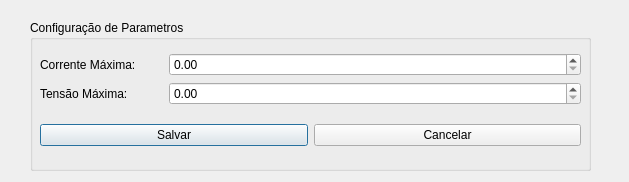
JasmineAlves/SistemaSupervisaoControle-Desktop, file ui/configuracoes.ui: the form before one commit.
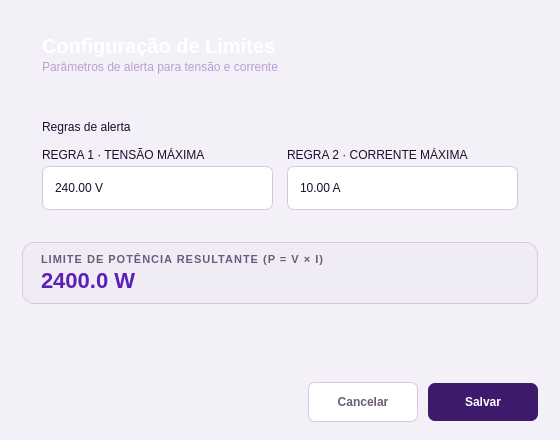
The form after the commit.

Commit message: Padroniza e interliga telas de configuração e comunicação

```diff
--- a/ui/configuracoes.ui
+++ b/ui/configuracoes.ui
@@ -3,83 +3,321 @@
  <class>Dialog</class>
  <widget class="QDialog" name="Dialog">
   <property name="geometry">
-   <rect>
-    <x>0</x>
-    <y>0</y>
-    <width>629</width>
-    <height>182</height>
-   </rect>
+   <rect><x>0</x><y>0</y><width>560</width><height>440</height></rect>
   </property>
-  <property name="windowTitle">
-   <string>Dialog</string>
+  <property name="minimumSize"><size><width>520</width><height>420</height></size></property>
+  <property name="windowTitle"><string>Configuração de Limites</string></property>
+  <property name="styleSheet">
+   <string notr="true">
+/* ===== Base (mesmos tokens do dashboard) ===== */
+QDialog {
+    background-color: #F4F0F8;
+}
+
+QWidget {
+    font-family: "Segoe UI";
+    color: #1A1030;
+}
+
+QMessageBox {
+    background-color: #3D1A6B;
+    color: #ffffff;
+}
+
+QMessageBox QLabel {
+    color: #ffffff;
+}
+
+/* ===== Cabeçalho ===== */
+QFrame#header {
+    background: qlineargradient(x1:0, y1:0, x2:1, y2:0,
+        stop:0 #1A0A30, stop:1 #3D1A6B);
+    border-radius: 14px;
+}
+
+QLabel#lbl_titulo {
+    color: #FFFFFF;
+    font-size: 20px;
+    font-weight: 700;
+}
+
+QLabel#lbl_subtitulo {
+    color: #B8A0D4;
+    font-size: 12px;
+}
+
+/* ===== Painel de regras ===== */
+QFrame.panel {
+    background-color: #FFFFFF;
+    border: 1px solid #DCD0E8;
+    border-radius: 12px;
+}
+
+QLabel.panelTitle {
+    color: #1A1030;
+    font-size: 15px;
+    font-weight: 700;
+}
+
+QLabel.panelSubtitle {
+    color: #8B7A9A;
+    font-size: 11px;
+}
+
+QLabel.fieldLabel {
+    color: #6B5B7A;
+    font-size: 11px;
+    font-weight: 700;
+    letter-spacing: 1px;
+}
+
+/* ===== Painel de previsão calculada ===== */
+QFrame#previsaoCard {
+    background-color: #F0ECF5;
+    border: 1px solid #D4C8E0;
+    border-radius: 12px;
+}
+
+QLabel#lbl_previsao_titulo {
+    color: #6B5B7A;
+    font-size: 11px;
+    font-weight: 700;
+    letter-spacing: 1px;
+}
+
+QLabel#lbl_potencia_calculada {
+    color: #5B21B6;
+    font-size: 22px;
+    font-weight: 700;
+}
+
+/* ===== Campos ===== */
+QDoubleSpinBox {
+    background-color: #FFFFFF;
+    border: 1px solid #D4C8E0;
+    border-radius: 7px;
+    padding: 6px 10px;
+    min-height: 30px;
+}
+
+QDoubleSpinBox:focus {
+    border: 1px solid #6D28D9;
+}
+
+QDoubleSpinBox::up-button, QDoubleSpinBox::down-button {
+    width: 0px; height: 0px; border: none; background: transparent;
+}
+
+/* ===== Botões ===== */
+QPushButton {
+    background-color: #FFFFFF;
+    color: #1A1030;
+    border: 1px solid #D4C8E0;
+    border-radius: 7px;
+    padding: 10px 16px;
+    font-weight: 600;
+    min-height: 18px;
+}
+
+QPushButton:hover {
+    background-color: #F0ECF5;
+    border-color: #8B5CF6;
+}
+
+QPushButton#btn_salvar {
+    background-color: #3D1A6B;
+    color: #FFFFFF;
+    border: none;
+}
+
+QPushButton#btn_salvar:hover {
+    background-color: #4D2A7B;
+}
+
+QPushButton#btn_cancelar {
+    color: #6B5B7A;
+}
+   </string>
   </property>
-  <widget class="QGroupBox" name="groupBox">
-   <property name="geometry">
-    <rect>
-     <x>30</x>
-     <y>20</y>
-     <width>561</width>
-     <height>151</height>
-    </rect>
-   </property>
-   <property name="title">
-    <string>Configuração de Parametros</string>
-   </property>
-   <widget class="QWidget" name="">
-    <property name="geometry">
-     <rect>
-      <x>10</x>
-      <y>20</y>
-      <width>541</width>
-      <height>121</height>
-     </rect>
-    </property>
-    <layout class="QVBoxLayout" name="verticalLayout">
+
+  <layout class="QVBoxLayout" name="layout_principal">
+   <property name="spacing"><number>14</number></property>
+   <property name="leftMargin"><number>22</number></property>
+   <property name="topMargin"><number>18</number></property>
+   <property name="rightMargin"><number>22</number></property>
+   <property name="bottomMargin"><number>18</number></property>
+
+   <!-- ===== Cabeçalho ===== -->
+   <item>
+    <widget class="QFrame" name="header">
+     <property name="minimumSize"><size><width>0</width><height>72</height></size></property>
+     <property name="maximumSize"><size><width>16777215</width><height>72</height></size></property>
+     <layout class="QVBoxLayout" name="layout_header">
+      <property name="leftMargin"><number>20</number></property>
+      <property name="topMargin"><number>0</number></property>
+      <property name="rightMargin"><number>20</number></property>
+      <property name="bottomMargin"><number>0</number></property>
+      <property name="spacing"><number>2</number></property>
+      <item>
+       <spacer name="spacer_header_top">
+        <property name="orientation"><enum>Qt::Vertical</enum></property>
+        <property name="sizeHint" stdset="0"><size><width>20</width><height>8</height></size></property>
+       </spacer>
+      </item>
+      <item>
+       <widget class="QLabel" name="lbl_titulo">
+        <property name="text"><string>Configuração de Limites</string></property>
+       </widget>
+      </item>
+      <item>
+       <widget class="QLabel" name="lbl_subtitulo">
+        <property name="text"><string>Parâmetros de alerta para tensão e corrente</string></property>
+       </widget>
+      </item>
+      <item>
+       <spacer name="spacer_header_bottom">
+        <property name="orientation"><enum>Qt::Vertical</enum></property>
+        <property name="sizeHint" stdset="0"><size><width>20</width><height>8</height></size></property>
+       </spacer>
+      </item>
+     </layout>
+    </widget>
+   </item>
+
+   <!-- ===== Regras de limite ===== -->
+   <item>
+    <widget class="QFrame" name="grupo_regras">
+     <property name="class" stdset="0"><string>panel</string></property>
+     <layout class="QVBoxLayout" name="layout_regras">
+      <property name="leftMargin"><number>20</number></property>
+      <property name="topMargin"><number>16</number></property>
+      <property name="rightMargin"><number>20</number></property>
+      <property name="bottomMargin"><number>18</number></property>
+      <property name="spacing"><number>14</number></property>
+
+      <item>
+       <widget class="QLabel" name="lbl_regras_titulo">
+        <property name="text"><string>Regras de alerta</string></property>
+        <property name="class" stdset="0"><string>panelTitle</string></property>
+       </widget>
+      </item>
+
+      <item>
+       <layout class="QHBoxLayout" name="layout_campos">
+        <property name="spacing"><number>14</number></property>
+
+        <item>
+         <layout class="QVBoxLayout" name="layout_tensao">
+          <property name="spacing"><number>4</number></property>
+          <item>
+           <widget class="QLabel" name="lbl_tensao_titulo">
+            <property name="text"><string>REGRA 1 · TENSÃO MÁXIMA</string></property>
+            <property name="class" stdset="0"><string>fieldLabel</string></property>
+           </widget>
+          </item>
+          <item>
+           <widget class="QDoubleSpinBox" name="spin_tensao_max">
+            <property name="suffix"><string> V</string></property>
+            <property name="maximum"><double>9999.000000000000000</double></property>
+            <property name="value"><double>240.000000000000000</double></property>
+           </widget>
+          </item>
+         </layout>
+        </item>
+
+        <item>
+         <layout class="QVBoxLayout" name="layout_corrente">
+          <property name="spacing"><number>4</number></property>
+          <item>
+           <widget class="QLabel" name="lbl_corrente_titulo">
+            <property name="text"><string>REGRA 2 · CORRENTE MÁXIMA</string></property>
+            <property name="class" stdset="0"><string>fieldLabel</string></property>
+           </widget>
+          </item>
+          <item>
+           <widget class="QDoubleSpinBox" name="spin_corrente_max">
+            <property name="suffix"><string> A</string></property>
+            <property name="maximum"><double>9999.000000000000000</double></property>
+            <property name="value"><double>10.000000000000000</double></property>
+           </widget>
+          </item>
+         </layout>
+        </item>
+
+       </layout>
+      </item>
+
+     </layout>
+    </widget>
+   </item>
+
+   <!-- ===== Prévia calculada (P = V x I) ===== -->
+   <item>
+    <widget class="QFrame" name="previsaoCard">
+     <property name="minimumSize"><size><width>0</width><height>62</height></size></property>
+     <layout class="QHBoxLayout" name="layout_previsao">
+      <property name="leftMargin"><number>18</number></property>
+      <property name="topMargin"><number>10</number></property>
+      <property name="rightMargin"><number>18</number></property>
+      <property name="bottomMargin"><number>10</number></property>
+      <item>
+       <layout class="QVBoxLayout" name="layout_previsao_texto">
+        <property name="spacing"><number>2</number></property>
+        <item>
+         <widget class="QLabel" name="lbl_previsao_titulo">
+          <property name="text"><string>LIMITE DE POTÊNCIA RESULTANTE (P = V × I)</string></property>
+         </widget>
+        </item>
+        <item>
+         <widget class="QLabel" name="lbl_potencia_calculada">
+          <property name="text"><string>2400.0 W</string></property>
+         </widget>
+        </item>
+       </layout>
+      </item>
+      <item>
+       <spacer name="spacer_previsao">
+        <property name="orientation"><enum>Qt::Horizontal</enum></property>
+        <property name="sizeHint" stdset="0"><size><width>40</width><height>20</height></size></property>
+       </spacer>
+      </item>
+     </layout>
+    </widget>
+   </item>
+
+   <item>
+    <spacer name="spacer_meio">
+     <property name="orientation"><enum>Qt::Vertical</enum></property>
+     <property name="sizeHint" stdset="0"><size><width>20</width><height>10</height></size></property>
+    </spacer>
+   </item>
+
+   <!-- ===== Ações ===== -->
+   <item>
+    <layout class="QHBoxLayout" name="layout_acoes">
+     <property name="spacing"><number>10</number></property>
      <item>
-      <layout class="QGridLayout" name="gridLayout" columnstretch="3,10" columnminimumwidth="0,0">
-       <item row="1" column="0">
-        <widget class="QLabel" name="label_2">
-         <property name="text">
-          <string>Tensão Máxima:</string>
-         </property>
-        </widget>
-       </item>
-       <item row="1" column="1">
-        <widget class="QDoubleSpinBox" name="spin_tensao_max"/>
-       </item>
-       <item row="0" column="0">
-        <widget class="QLabel" name="label">
-         <property name="text">
-          <string>Corrente Máxima:</string>
-         </property>
-        </widget>
-       </item>
-       <item row="0" column="1">
-        <widget class="QDoubleSpinBox" name="spin_corrente_max"/>
-       </item>
-      </layout>
+      <spacer name="spacer_acoes">
+       <property name="orientation"><enum>Qt::Horizontal</enum></property>
+       <property name="sizeHint" stdset="0"><size><width>40</width><height>20</height></size></property>
+      </spacer>
      </item>
      <item>
-      <layout class="QHBoxLayout" name="horizontalLayout_6">
-       <item>
-        <widget class="QPushButton" name="btn_salvar">
-         <property name="text">
-          <string>Salvar</string>
-         </property>
-        </widget>
-       </item>
-       <item>
-        <widget class="QPushButton" name="btn_cancelar">
-         <property name="text">
-          <string>Cancelar</string>
-         </property>
-        </widget>
-       </item>
-      </layout>
+      <widget class="QPushButton" name="btn_cancelar">
+       <property name="minimumSize"><size><width>110</width><height>40</height></size></property>
+       <property name="text"><string>Cancelar</string></property>
+      </widget>
+     </item>
+     <item>
+      <widget class="QPushButton" name="btn_salvar">
+       <property name="minimumSize"><size><width>110</width><height>40</height></size></property>
+       <property name="text"><string>Salvar</string></property>
+      </widget>
      </item>
     </layout>
-   </widget>
-  </widget>
+   </item>
+
+  </layout>
  </widget>
  <resources/>
  <connections/>
```
The commit also changes 8 other files.
